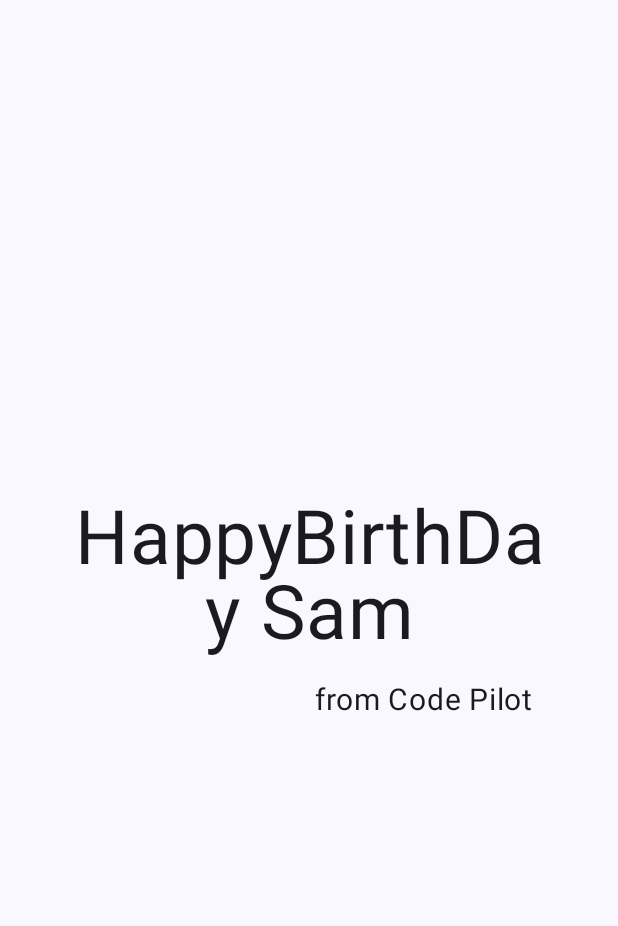
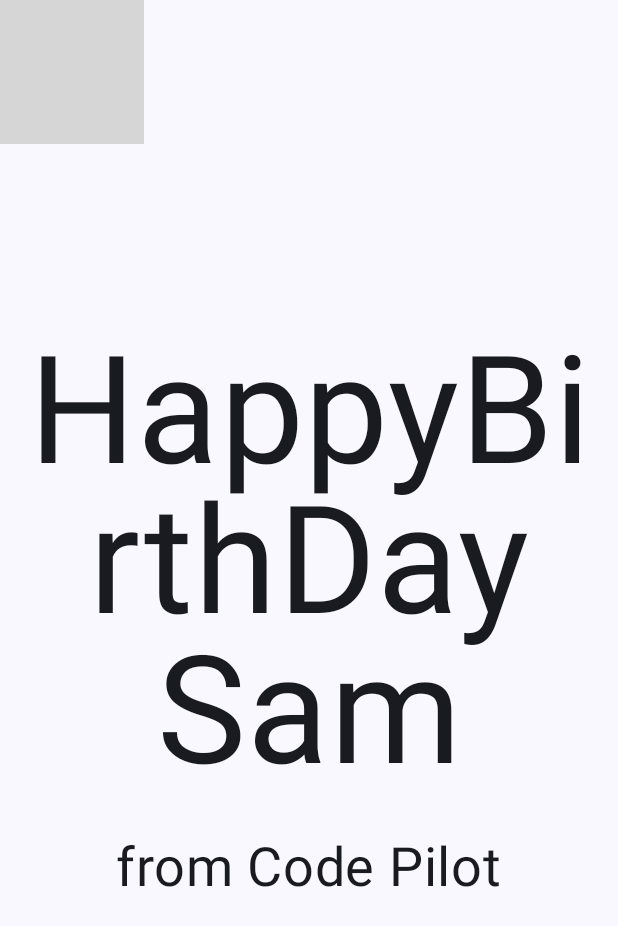
Before and after one commit to ggulcy/ComposeCodeLab, an Android app built with Jetpack Compose: the screen it shows after launch (MainActivity), on a phone screen of 412 x 824 dp. Shown: the top 926 px of the screen. Run offline under Robolectric (Android 15) with nearby library versions, the phone set to English and light mode, and no system bars; grey boxes are pictures that could not be loaded.

Commit message:
[CodeLab Tutorial] 앱에 이미지 추가하기

```diff
--- a/app/src/main/java/com/example/composecodelab/MainActivity.kt
+++ b/app/src/main/java/com/example/composecodelab/MainActivity.kt
@@ -3,10 +3,13 @@
 import android.os.Bundle
 import androidx.activity.ComponentActivity
 import androidx.activity.compose.setContent
+import androidx.compose.foundation.Image
+import androidx.compose.foundation.background
 import androidx.compose.foundation.layout.Arrangement
 import androidx.compose.foundation.layout.Box
 import androidx.compose.foundation.layout.Column
 import androidx.compose.foundation.layout.Row
+import androidx.compose.foundation.layout.fillMaxHeight
 import androidx.compose.foundation.layout.fillMaxSize
 import androidx.compose.foundation.layout.padding
 import androidx.compose.material3.MaterialTheme
@@ -15,6 +18,9 @@
 import androidx.compose.runtime.Composable
 import androidx.compose.ui.Alignment
 import androidx.compose.ui.Modifier
+import androidx.compose.ui.graphics.Color
+import androidx.compose.ui.layout.ContentScale
+import androidx.compose.ui.res.painterResource
 import androidx.compose.ui.text.style.TextAlign
 import androidx.compose.ui.tooling.preview.Preview
 import androidx.compose.ui.unit.dp
@@ -31,7 +37,7 @@
                     modifier = Modifier.fillMaxSize(),
                     color = MaterialTheme.colorScheme.background
                 ) {
-                    GreetingText(message = "HappyBirthDay Sam", from = "from Code Pilot")
+                    GreetingImage(message = "HappyBirthDay Sam", from = "from Code Pilot")
                 }
             }
         }
@@ -41,35 +47,47 @@
 
 @Composable
 fun GreetingText(message: String, from: String, modifier: Modifier = Modifier) {
-    Column (
-        //GreetingText Element를 vertical을 Center로 정해주고 (부모 세로기준 가운데 위치하도록)
+    Column(
         verticalArrangement = Arrangement.Center,
-        //GreetingText와 parent view간의 padding간격을 설정해준다
-        modifier = modifier.padding(40.dp)
-    ){
+        modifier = Modifier.fillMaxSize()
+    ) {
         Text(
             text = message,
-            fontSize = 50.sp,
-            lineHeight = 50.sp,
-            //텍스트 Element의 정렬을 Center로 맞춰준다
-            textAlign = TextAlign.Center
+            fontSize = 100.sp,
+            lineHeight = 100.sp,
+            textAlign = TextAlign.Center,
+            modifier = Modifier.padding(8.dp)
         )
         Text(
             text = from,
-            fontSize = 20.sp,
-            lineHeight = 20.sp,
-            //padding과 End정렬 적용
+            fontSize = 36.sp,
             modifier = Modifier
                 .padding(16.dp)
-                .align(alignment = Alignment.End)
+                .align(alignment = Alignment.CenterHorizontally)
         )
     }
 }
 
-@Preview(showBackground = true)
+
+@Composable
+fun GreetingImage(message: String, from: String, modifier: Modifier = Modifier) {
+    val image = painterResource(id = R.drawable.androidparty)
+    Box {
+        Image(
+            painter = image,
+            contentDescription = null,
+            contentScale = ContentScale.Crop
+        )
+        GreetingText(
+            message = message, from = from, modifier = Modifier.fillMaxSize().padding(8.dp)
+        )
+    }
+}
+
+@Preview(showBackground = false)
 @Composable
 fun BirthDayCardPreview() {
     ComposeCodelabTheme {
-        GreetingText(message = "Happy BirthDay", "From CodePilot")
+        GreetingImage(message = "HBD Sam!", from = "from CodePilot")
     }
 }
```
Also changed, not shown: 1 other file.
